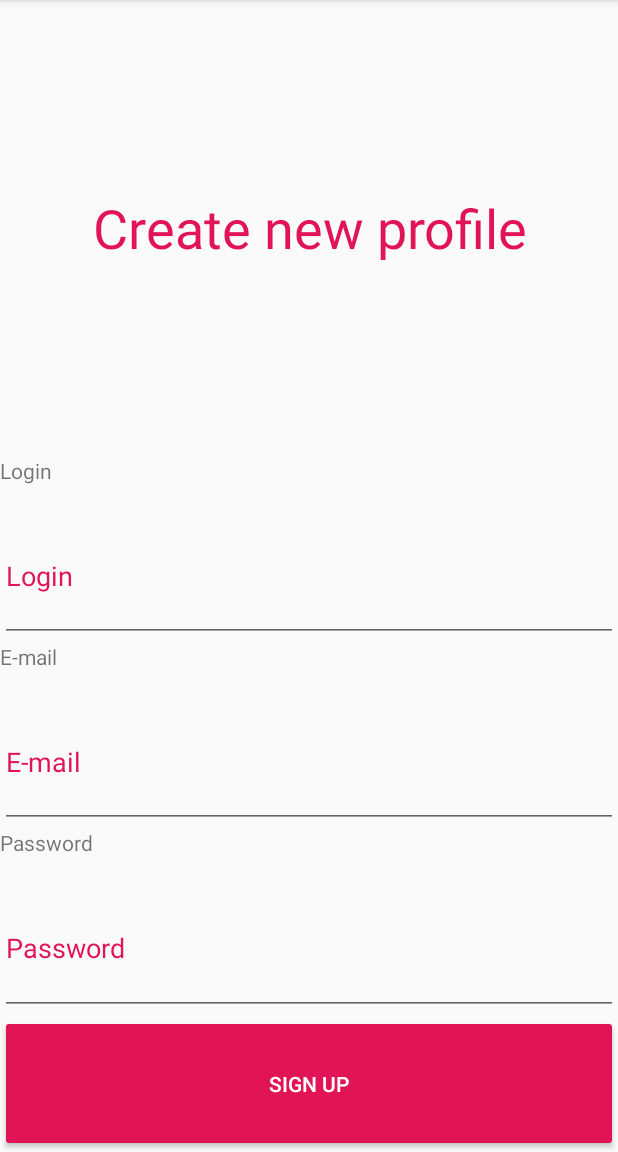
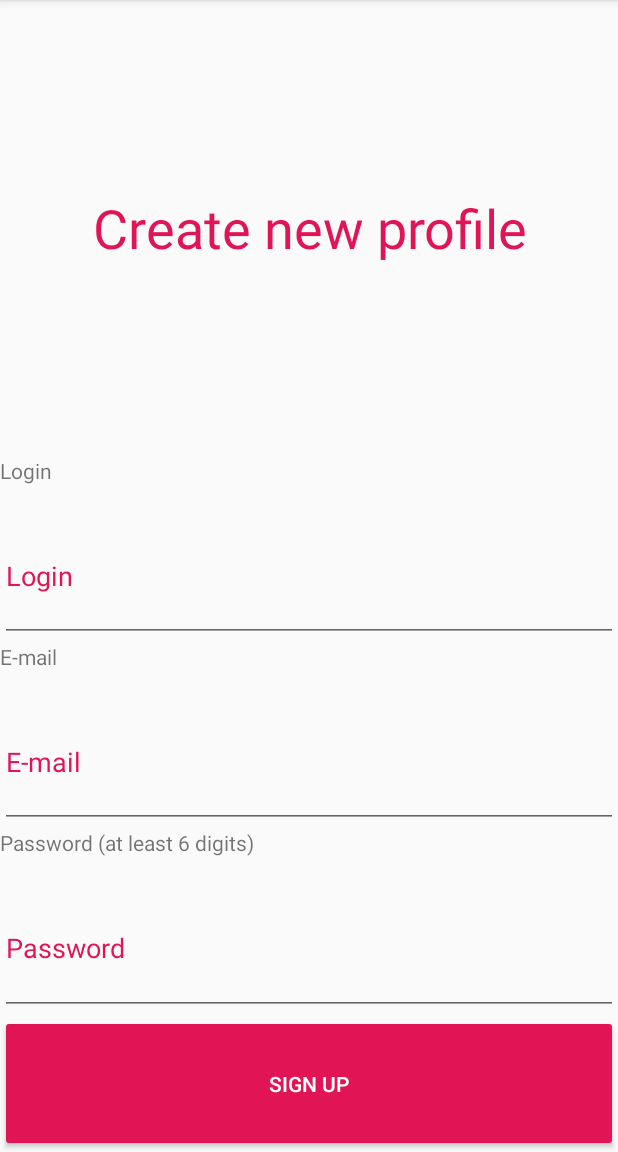
Before and after one commit to mkowals9/WPAM_PressHeart, an Android app: the screen it shows after launch (MainActivity), after a tap on "SIGN UP", on a phone screen of 412 x 824 dp, the part 84-1236 px from its top. Run offline under Robolectric (Android 15) with nearby library versions, the phone set to English and light mode, and no system bars; our stand-ins replace Firebase (no records; nobody signed in at launch, a user with empty details on screens opened directly); 1 other tap on this screen came first.

```diff
--- a/app/build.gradle
+++ b/app/build.gradle
@@ -41,12 +41,13 @@ dependencies {
     implementation 'androidx.constraintlayout:constraintlayout:2.0.4'
     implementation 'androidx.navigation:navigation-fragment-ktx:2.3.4'
     implementation 'androidx.navigation:navigation-ui-ktx:2.3.4'
-
+    implementation 'androidx.core:core:1.5.0-alpha04'
     // Import the BoM for the Firebase platform
     implementation platform('com.google.firebase:firebase-bom:26.7.0')
     // Declare the dependency for the Firebase Authentication library
     // When using the BoM, you don't specify versions in Firebase library dependencies
     implementation 'com.google.firebase:firebase-auth-ktx'
+
     implementation 'androidx.legacy:legacy-support-v4:1.0.0'
 
     implementation 'com.google.firebase:firebase-auth:16.0.5'
--- a/app/src/main/java/com/wpam/pressheart/MainActivity.kt
+++ b/app/src/main/java/com/wpam/pressheart/MainActivity.kt
@@ -1,6 +1,8 @@
 package com.wpam.pressheart
 
+import android.content.Intent
 import android.os.Bundle
+import android.util.Log
 import com.google.android.material.floatingactionbutton.FloatingActionButton
 import com.google.android.material.snackbar.Snackbar
 import androidx.appcompat.app.AppCompatActivity
@@ -11,6 +13,7 @@ import androidx.navigation.fragment.findNavController
 import com.google.firebase.auth.FirebaseAuth
 import com.google.firebase.auth.ktx.auth
 import com.google.firebase.ktx.Firebase
+import com.wpam.pressheart.fragments.MainLoggedWindow
 
 
 class MainActivity : AppCompatActivity(), CommunicatorFragmentsMainActivity {
@@ -21,8 +24,20 @@ class MainActivity : AppCompatActivity(), CommunicatorFragmentsMainActivity {
 
     override fun onCreate(savedInstanceState: Bundle?) {
         super.onCreate(savedInstanceState)
-        setContentView(R.layout.activity_main)
-        setSupportActionBar(findViewById(R.id.toolbar))
+        //setContentView(R.layout.activity_main)
+        //setSupportActionBar(findViewById(R.id.toolbar))
+        val currentUser = FirebaseAuth.getInstance().currentUser
+        if(currentUser != null){
+            Log.d( "User is available","User is available")
+            val intent = Intent(this@MainActivity, MainLoggedMenu::class.java)
+            startActivity(intent)
+            //setContentView(R.layout.main_logged_window)
+        }
+        else{
+            Log.d( "User is not available","User is not available")
+            setContentView(R.layout.activity_main)
+            setSupportActionBar(findViewById(R.id.toolbar))
+        }
 // ...
 // Initialize Firebase Auth
         auth = FirebaseAuth.getInstance()
@@ -32,10 +47,7 @@ class MainActivity : AppCompatActivity(), CommunicatorFragmentsMainActivity {
     public override fun onStart() {
         super.onStart()
         // Check if user is signed in (non-null) and update UI accordingly.
-        val currentUser = auth.currentUser
-        if(currentUser != null){
-            findNavController(R.layout.main_view_window).navigate(R.id.action_MainViewFragment_to_MainLoggedFragment)
-        }
+
     }
 
     override fun onCreateOptionsMenu(menu: Menu): Boolean {
--- /dev/null
+++ b/app/src/main/res/layout/content_main_logged_menu.xml
@@ -0,0 +1,6 @@
+<?xml version="1.0" encoding="utf-8"?>
+<androidx.constraintlayout.widget.ConstraintLayout xmlns:android="http://schemas.android.com/apk/res/android"
+    xmlns:app="http://schemas.android.com/apk/res-auto"
+    android:layout_width="match_parent"
+    android:layout_height="match_parent"
+    app:layout_behavior="@string/appbar_scrolling_view_behavior"></androidx.constraintlayout.widget.ConstraintLayout>
--- a/app/src/main/res/layout/fragment_sign_up_window.xml
+++ b/app/src/main/res/layout/fragment_sign_up_window.xml
@@ -61,7 +61,7 @@
         android:layout_width="match_parent"
         android:layout_height="wrap_content"
         android:layout_weight="0.1"
-        android:text="@string/password" />
+        android:text="Password (at least 6 digits)" />
 
     <EditText
         android:id="@+id/editPasswordSignUp"
--- a/app/src/main/res/layout/main_view_window.xml
+++ b/app/src/main/res/layout/main_view_window.xml
@@ -41,7 +41,7 @@
             android:textColor="#E11456" />
 
         <EditText
-            android:id="@+id/editTextNumberPassword"
+            android:id="@+id/editTextNumberPasswordSignIn"
             android:layout_width="match_parent"
             android:layout_height="wrap_content"
             android:layout_gravity="center_vertical"
--- a/app/src/main/res/navigation/nav_graph.xml
+++ b/app/src/main/res/navigation/nav_graph.xml
@@ -16,7 +16,7 @@
             app:destination="@id/MainLoggedFragment" />
         <action
             android:id="@+id/action_MainViewFragment_to_SignUpFragment"
-            app:destination="@+id/SignUpFragment"/>
+            app:destination="@+id/SignUpFragment" />
     </fragment>
     <fragment
         android:id="@+id/MainLoggedFragment"
@@ -38,4 +38,24 @@
             android:id="@+id/action_SignUpFragment_to_MainLoggedFragment"
             app:destination="@id/MainLoggedFragment" />
     </fragment>
+    <fragment
+        android:id="@+id/FirstFragment"
+        android:name="com.wpam.pressheart.fragments.MainLoggedMenuFragment"
+        android:label="@string/first_fragment_label"
+        tools:layout="@layout/fragment_first">
+
+        <action
+            android:id="@+id/action_FirstFragment_to_SecondFragment"
+            app:destination="@id/SecondFragment" />
+    </fragment>
+    <fragment
+        android:id="@+id/SecondFragment"
+        android:name="com.wpam.pressheart.fragments.SecondFragmentFromMainLoggedMenu"
+        android:label="@string/second_fragment_label"
+        tools:layout="@layout/fragment_second">
+
+        <action
+            android:id="@+id/action_SecondFragment_to_FirstFragment"
+            app:destination="@id/FirstFragment" />
+    </fragment>
 </navigation>
--- a/app/src/main/res/values/strings.xml
+++ b/app/src/main/res/values/strings.xml
@@ -17,4 +17,5 @@
     <!-- TODO: Remove or change this placeholder text -->
     <string name="hello_blank_fragment">Hello blank fragment</string>
     <string name="e_mail">E-mail</string>
+    <string name="title_activity_main_logged_menu">MainLoggedMenu</string>
 </resources>
```
Also changed, not shown: app/src/main/AndroidManifest.xml (+6 -3 lines), app/src/main/java/com/wpam/pressheart/MainLoggedMenu.kt (added, +20 -0 lines), app/src/main/java/com/wpam/pressheart/fragments/MainLoggedMenuFragment.kt (added, +32 -0 lines), app/src/main/java/com/wpam/pressheart/fragments/MainViewWindow.kt (+24 -1 lines), app/src/main/java/com/wpam/pressheart/fragments/SecondFragmentFromMainLoggedMenu.kt (added, +32 -0 lines), app/src/main/java/com/wpam/pressheart/fragments/SignUpWindow.kt (+12 -4 lines), app/src/main/res/layout/activity_main_logged_menu.xml (added, +33 -0 lines), app/src/main/res/layout/fragment_first.xml (added, +28 -0 lines), app/src/main/res/layout/fragment_second.xml (added, +27 -0 lines).
